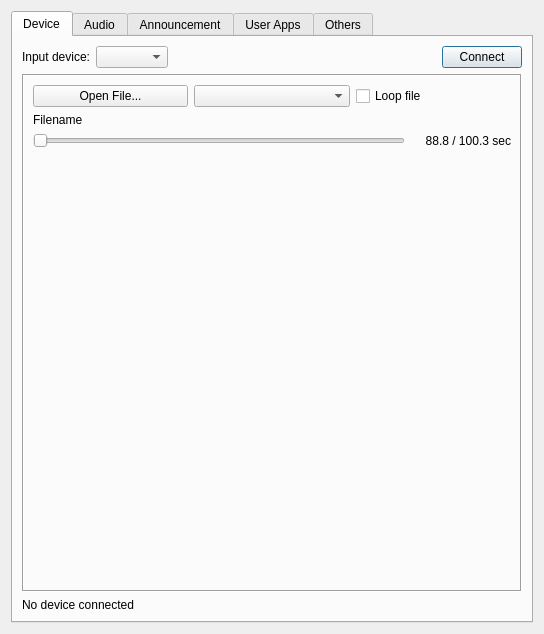
Old version of the form gui/setupdialog.ui in the repository KejPi/AbracaDABra.
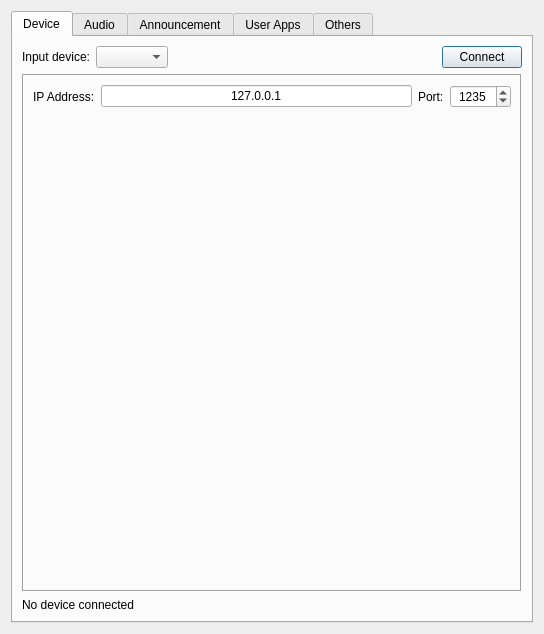
New version of the form. Custom widgets are drawn as their Qt base class.

What changed in the file:
```diff
--- a/gui/setupdialog.ui
+++ b/gui/setupdialog.ui
@@ -73,7 +73,7 @@
           <enum>QFrame::Sunken</enum>
          </property>
          <property name="currentIndex">
-          <number>2</number>
+          <number>5</number>
          </property>
          <widget class="QWidget" name="rtlsdrPage">
           <layout class="QVBoxLayout" name="verticalLayout_3">
@@ -1150,6 +1150,84 @@
            </item>
           </layout>
          </widget>
+         <widget class="QWidget" name="rarttcpPage">
+          <layout class="QGridLayout" name="gridLayout_2">
+           <item row="0" column="1">
+            <widget class="QLineEdit" name="rarttcpIpAddressEdit">
+             <property name="minimumSize">
+              <size>
+               <width>100</width>
+               <height>0</height>
+              </size>
+             </property>
+             <property name="text">
+              <string notr="true">127.0.0.1</string>
+             </property>
+             <property name="alignment">
+              <set>Qt::AlignCenter</set>
+             </property>
+            </widget>
+           </item>
+           <item row="2" column="0" colspan="4">
+            <spacer name="verticalSpacer_4">
+             <property name="orientation">
+              <enum>Qt::Vertical</enum>
+             </property>
+             <property name="sizeHint" stdset="0">
+              <size>
+               <width>20</width>
+               <height>0</height>
+              </size>
+             </property>
+            </spacer>
+           </item>
+           <item row="0" column="3">
+            <widget class="QSpinBox" name="rarttcpIpPortSpinBox">
+             <property name="alignment">
+              <set>Qt::AlignCenter</set>
+             </property>
+             <property name="maximum">
+              <number>99999</number>
+             </property>
+             <property name="value">
+              <number>1235</number>
+             </property>
+            </widget>
+           </item>
+           <item row="0" column="2">
+            <widget class="QLabel" name="rarttcpPortLabel">
+             <property name="text">
+              <string>Port:</string>
+             </property>
+            </widget>
+           </item>
+           <item row="0" column="0">
+            <widget class="QLabel" name="rarttcpIpAddrLabel">
+             <property name="text">
+              <string>IP Address:</string>
+             </property>
+            </widget>
+           </item>
+           <item row="1" column="0" colspan="4">
+            <widget class="QWidget" name="rarttcpGainWidget" native="true">
+             <layout class="QHBoxLayout" name="horizontalLayout_5">
+              <property name="leftMargin">
+               <number>0</number>
+              </property>
+              <property name="topMargin">
+               <number>0</number>
+              </property>
+              <property name="rightMargin">
+               <number>0</number>
+              </property>
+              <property name="bottomMargin">
+               <number>0</number>
+              </property>
+             </layout>
+            </widget>
+           </item>
+          </layout>
+         </widget>
         </widget>
        </item>
        <item>
```
